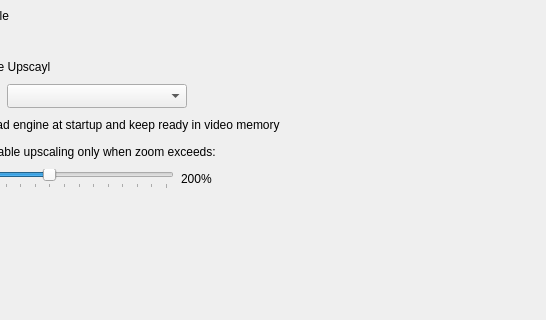
First picture: the form in qimgv/gui/dialogs/settingsdialog.ui, repository hadoooooouken/qimgv-plus, before the edit; both pictures show x 237 to 783 and y 0 to 320 of the 783 by 741 pixel window.
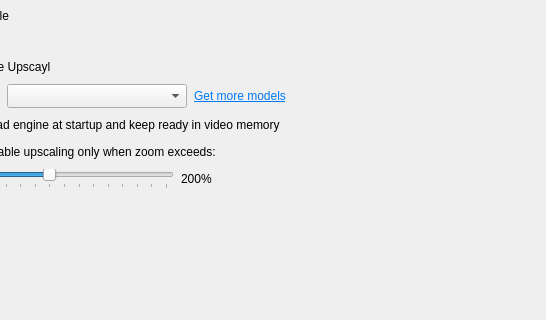
Second picture: the form after the edit. The open tabs and pages were chosen to show the change. Custom widgets are drawn as their Qt base class.

The edit to the form file:
```diff
--- a/qimgv/gui/dialogs/settingsdialog.ui
+++ b/qimgv/gui/dialogs/settingsdialog.ui
@@ -4898,6 +4898,16 @@
                        </property>
                       </widget>
                      </item>
+                     <item>
+                      <widget class="QLabel" name="label_upscaylGetModels">
+                       <property name="text">
+                        <string>&lt;a href=&quot;https://github.com/upscayl/custom-models/tree/main/models&quot;&gt;&lt;span style=&quot;text-decoration: underline; color:#007af4;&quot;&gt;Get more models&lt;/span&gt;&lt;/a&gt;</string>
+                       </property>
+                       <property name="openExternalLinks">
+                        <bool>true</bool>
+                       </property>
+                      </widget>
+                     </item>
                      <item>
                       <spacer name="horizontalSpacer_upscaylModel">
                        <property name="orientation">
```
